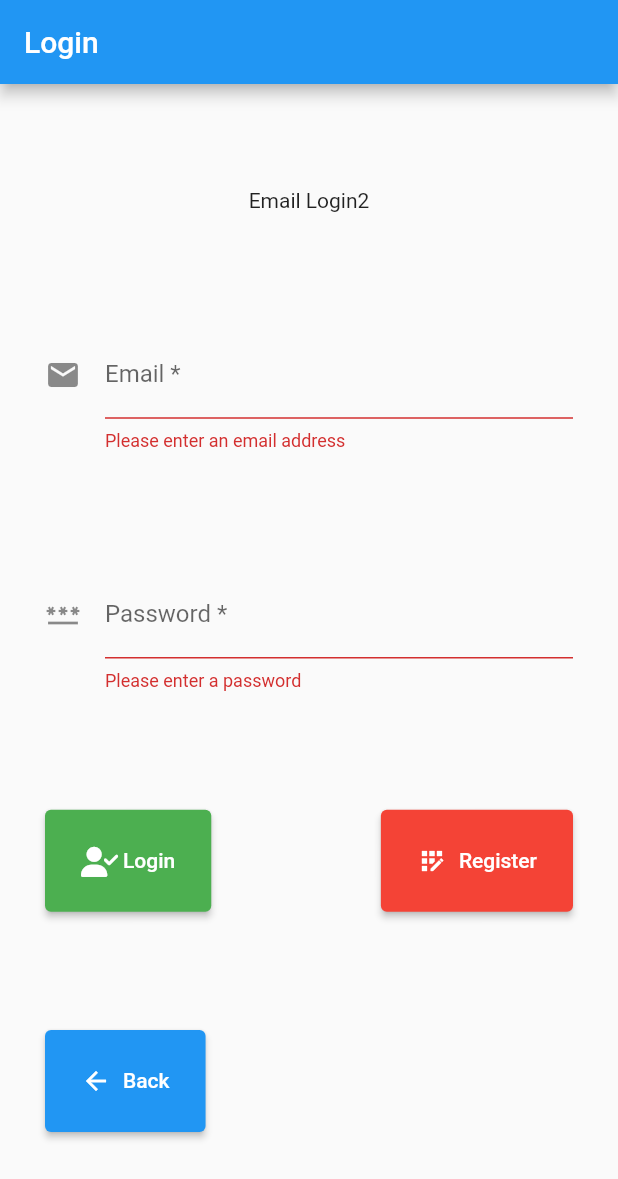
After one commit to mpierce1988/SwipeAndRescue, a Flutter app: the screen it shows after launch, after a tap on "Sign in with Email", after a tap on "Login", on a phone screen of 412 x 824 dp. The commit adds this screen. Shown: the top 1179 px of the screen. Run offline on Flutter 3.47's test engine with Material 2 defaults, Android fonts, the phone set to English and light mode, and no system bars; our stand-ins replace firebase_auth, firebase_core, font_awesome_flutter, google_sign_in; accounts and stored records are empty.

Commit message:
Email sign in and registration now complete

```diff
--- a/lib/controllers/authenticate_controller.dart
+++ b/lib/controllers/authenticate_controller.dart
@@ -1,27 +1,51 @@
 import 'package:firebase_auth/firebase_auth.dart';
-import 'package:flutter/cupertino.dart';
+import 'package:flutter/material.dart';
 import 'package:swipeandrescue/models/login_state.dart';
 import 'package:swipeandrescue/models/user_auth_info.dart';
 import 'package:swipeandrescue/services/auth_service.dart';
 
 class AuthenticateController extends ChangeNotifier {
-  LoginState _loginState = LoginState.options;
-
-  AuthenticationService authService = AuthenticationService();
-  User? _user;
-  late Stream _userStream;
-  User? get user => _user;
-  Stream get userStream => _userStream;
-
+  /// Constructor sets the user and userStream variables from authService
   AuthenticateController() {
     _user = authService.user;
     _userStream = authService.userStream;
   }
 
+  LoginState _loginState = LoginState.options;
+  final PageController _pageController = PageController(
+    initialPage: 0,
+  );
+  User? _user;
+  late Stream _userStream;
+
+  final TextEditingController emailLoginTextController =
+      TextEditingController();
+  final TextEditingController passwordLoginTextController =
+      TextEditingController();
+  final TextEditingController emailRegistrationTextController =
+      TextEditingController();
+  final TextEditingController password1RegistrationTextController =
+      TextEditingController();
+  final TextEditingController password2RegistrationTextController =
+      TextEditingController();
+
+  AuthenticationService authService = AuthenticationService();
+
+  User? get user => _user;
+  Stream get userStream => _userStream;
+  PageController get pageController => _pageController;
+
   LoginState get loginState => _loginState;
   set loginState(LoginState newLoginState) {
     _loginState = newLoginState;
     notifyListeners();
+  }
+
+  @override
+  void dispose() {
+    _pageController.dispose();
+
+    super.dispose();
   }
 
   /// Sign In/Authenticate with Google
@@ -32,10 +56,17 @@ class AuthenticateController extends ChangeNotifier {
   }
 
   // Sign In/Authenticate with an email address and password
-  Future<void> authenticateWithEmail(String email, String password) async {
-    UserAuthInfo info =
-        await authService.authenticateWithEmail(email, password);
+  Future<void> authenticateWithEmail() async {
+    UserAuthInfo info = await authService.authenticateWithEmail(
+        emailLoginTextController.text, passwordLoginTextController.text);
     _authenticationCheck(info);
+  }
+
+  /// Registers a user with email and password
+  Future<void> registerWithEmail() async {
+    UserAuthInfo info = await authService.registerNewEmailUser(
+        emailRegistrationTextController.text,
+        password1RegistrationTextController.text);
   }
 
   /// Sign in anonymously as a guest
@@ -47,8 +78,57 @@ class AuthenticateController extends ChangeNotifier {
 
   /// Switches the state to emailLogin and notifies listeners
   switchToEmailLogin() {
-    _loginState = LoginState.emailLogin;
-    notifyListeners();
+    loginState = LoginState.emailLogin;
+    _pageController.animateToPage(
+      1,
+      curve: Curves.easeOutQuad,
+      duration: const Duration(milliseconds: 500),
+    );
+  }
+
+  /// Switches the state to emailRegistration and notifies the listeners
+  switchToEmailRegistration() {
+    loginState = LoginState.emailRegistration;
+    _pageController.animateToPage(
+      2,
+      curve: Curves.easeOutQuad,
+      duration: const Duration(milliseconds: 500),
+    );
+  }
+
+  String? validateEmailAddress(String? value) {
+    if (value == null || value.isEmpty) {
+      return 'Please enter an email address';
+    }
+    bool emailValid = RegExp(
+            r"^[a-zA-Z0-9.a-zA-Z0-9.!#$%&'*+-/=?^_`{|}~]+@[a-zA-Z0-9]+\.[a-zA-Z]+")
+        .hasMatch(value);
+    if (!emailValid) {
+      return 'Please enter a valid email address';
+    }
+
+    return null;
+  }
+
+  String? validatePassword(String? value) {
+    if (value == null || value.isEmpty) {
+      return 'Please enter a password';
+    }
+
+    if (value.length < 6) {
+      return 'Please enter a longer password (minimum 6 characters)';
+    }
+
+    return null;
+  }
+
+  switchToLoginOptions() async {
+    loginState = LoginState.options;
+    await _pageController.animateToPage(
+      0,
+      curve: Curves.easeOutQuad,
+      duration: const Duration(milliseconds: 500),
+    );
   }
 
   /// Signs out of current user
@@ -62,12 +142,12 @@ class AuthenticateController extends ChangeNotifier {
     // if user is null, authentication failed
     if (info.user == null) {
       _loginState = LoginState.authenticationFailed;
-      notifyListeners();
+
       Future<void>.delayed(
         const Duration(milliseconds: 200),
       );
-      _loginState = LoginState.options;
-      notifyListeners();
+      switchToLoginOptions();
+
       return;
     }
 
--- a/lib/main.dart
+++ b/lib/main.dart
@@ -4,7 +4,7 @@ import 'package:provider/provider.dart';
 import 'package:swipeandrescue/controllers/authenticate_controller.dart';
 import 'package:swipeandrescue/firebase_options.dart';
 import 'package:swipeandrescue/services/auth_service.dart';
-import 'package:swipeandrescue/views/authenticate_screen.dart';
+import 'package:swipeandrescue/views/authenticate/authenticate_screen.dart';
 import 'package:swipeandrescue/views/home_screen.dart';
 
 void main() async {
--- a/lib/repository/user/firebase_user_repository.dart
+++ b/lib/repository/user/firebase_user_repository.dart
@@ -80,4 +80,23 @@ class FirebaseUserRepository implements UserRepository {
   Future<void> signOut() async {
     await FirebaseAuth.instance.signOut();
   }
+
+  @override
+  Future<UserAuthInfo> registerNewEmailUser(
+      String email, String password) async {
+    try {
+      UserCredential userCredential = await FirebaseAuth.instance
+          .createUserWithEmailAndPassword(email: email, password: password);
+      _user = FirebaseAuth.instance.currentUser;
+      _userStream = FirebaseAuth.instance.authStateChanges();
+      return UserAuthInfo(user: user, userStream: userStream);
+    } on FirebaseException catch (e) {
+      if (e.code == 'weak-password') {
+        debugPrint('The password provided is too weak.');
+      } else if (e.code == 'email-already-in-use') {
+        debugPrint('An account already exists for that email.');
+      }
+      return UserAuthInfo();
+    }
+  }
 }
--- a/lib/repository/user/user_repository.dart
+++ b/lib/repository/user/user_repository.dart
@@ -21,6 +21,12 @@ abstract class UserRepository {
     return UserAuthInfo();
   }
 
+  Future<UserAuthInfo> registerNewEmailUser(
+      String email, String password) async {
+    await Future.delayed(const Duration(milliseconds: 200));
+    return UserAuthInfo();
+  }
+
   Future<void> signOut() async {
     await FirebaseAuth.instance.signOut();
   }
--- a/lib/services/auth_service.dart
+++ b/lib/services/auth_service.dart
@@ -35,6 +35,14 @@ class AuthenticationService {
     return info;
   }
 
+  Future<UserAuthInfo> registerNewEmailUser(
+      String email, String password) async {
+    UserAuthInfo info =
+        await _userRepository.registerNewEmailUser(email, password);
+
+    return info;
+  }
+
   Future<UserAuthInfo> continueAsGuest() async {
     UserAuthInfo info = await _userRepository.continueAsGuest();
     return info;
--- /dev/null
+++ b/lib/views/authenticate/authenticate_screen.dart
@@ -0,0 +1,38 @@
+import 'package:flutter/material.dart';
+import 'package:provider/provider.dart';
+import 'package:swipeandrescue/controllers/authenticate_controller.dart';
+import 'package:swipeandrescue/models/login_state.dart';
+import 'package:swipeandrescue/views/authenticate/email_login_page.dart';
+import 'package:swipeandrescue/views/authenticate/email_registration_page.dart';
+import 'package:swipeandrescue/views/authenticate/login_page.dart';
+import 'package:swipeandrescue/views/home_screen.dart';
+
+class AuthenticationScreen extends StatelessWidget {
+  const AuthenticationScreen({Key? key}) : super(key: key);
+
+  @override
+  Widget build(BuildContext context) {
+    AuthenticateController authController =
+        Provider.of<AuthenticateController>(context);
+
+    if (authController.loginState == LoginState.authenticationSuccessful) {
+      return const HomeScreen();
+    }
+
+    // else, its the options menu
+    return Scaffold(
+      appBar: AppBar(
+        title: const Text('Login'),
+      ),
+      body: PageView(
+        physics: const NeverScrollableScrollPhysics(),
+        controller: authController.pageController,
+        children: [
+          const LoginPage(),
+          EmailLoginPage(),
+          const EmailRegistrationPage(),
+        ],
+      ),
+    );
+  }
+}
--- /dev/null
+++ b/lib/views/authenticate/email_login_page.dart
@@ -0,0 +1,76 @@
+import 'package:flutter/material.dart';
+import 'package:font_awesome_flutter/font_awesome_flutter.dart';
+import 'package:provider/provider.dart';
+import 'package:swipeandrescue/controllers/authenticate_controller.dart';
+import 'package:swipeandrescue/widgets/login_button.dart';
+
+class EmailLoginPage extends StatelessWidget {
+  EmailLoginPage({Key? key}) : super(key: key);
+
+  final _formKey = GlobalKey<FormState>();
+
+  @override
+  Widget build(BuildContext context) {
+    AuthenticateController authController =
+        Provider.of<AuthenticateController>(context);
+
+    return Padding(
+      padding: const EdgeInsets.all(30),
+      child: Form(
+          key: _formKey,
+          child: Column(
+            mainAxisAlignment: MainAxisAlignment.spaceAround,
+            crossAxisAlignment: CrossAxisAlignment.start,
+            children: [
+              const Center(child: Text('Email Login2')),
+              TextFormField(
+                keyboardType: TextInputType.emailAddress,
+                decoration: const InputDecoration(
+                    icon: Icon(Icons.email),
+                    hintText: 'Please enter your email',
+                    labelText: 'Email *'),
+                controller: authController.emailLoginTextController,
+                validator: (value) {
+                  return authController.validateEmailAddress(value);
+                },
+              ),
+              TextFormField(
+                  obscureText: true,
+                  decoration: const InputDecoration(
+                      icon: Icon(Icons.password),
+                      hintText: 'Please enter your Password',
+                      labelText: 'Password *'),
+                  controller: authController.passwordLoginTextController,
+                  validator: (value) {
+                    return authController.validatePassword(value);
+                  }),
+              Row(
+                mainAxisAlignment: MainAxisAlignment.spaceBetween,
+                children: [
+                  LoginButton(
+                      color: Colors.green,
+                      icon: FontAwesomeIcons.userCheck,
+                      text: "Login",
+                      loginMethod: () {
+                        if (_formKey.currentState!.validate()) {
+                          authController.authenticateWithEmail();
+                        }
+                      }),
+                  LoginButton(
+                      color: Colors.red,
+                      icon: Icons.app_registration,
+                      text: "Register",
+                      loginMethod: () =>
+                          authController.switchToEmailRegistration()),
+                ],
+              ),
+              LoginButton(
+                  color: Colors.blue,
+                  icon: Icons.adaptive.arrow_back,
+                  text: "Back",
+                  loginMethod: authController.switchToLoginOptions),
+            ],
+          )),
+    );
+  }
+}
--- /dev/null
+++ b/lib/views/authenticate/email_registration_page.dart
@@ -0,0 +1,88 @@
+import 'package:flutter/material.dart';
+import 'package:provider/provider.dart';
+import 'package:swipeandrescue/controllers/authenticate_controller.dart';
+import 'package:swipeandrescue/widgets/login_button.dart';
+
+class EmailRegistrationPage extends StatelessWidget {
+  const EmailRegistrationPage({Key? key}) : super(key: key);
+
+  @override
+  Widget build(BuildContext context) {
+    AuthenticateController authController =
+        Provider.of<AuthenticateController>(context);
+
+    final formKey = GlobalKey<FormState>();
+
+    return Flexible(
+      child: Padding(
+        padding: const EdgeInsets.all(30),
+        child: Form(
+            key: formKey,
+            child: Column(
+              mainAxisAlignment: MainAxisAlignment.spaceAround,
+              crossAxisAlignment: CrossAxisAlignment.start,
+              children: [
+                const Center(child: Text('Email Registration')),
+                TextFormField(
+                  decoration: const InputDecoration(
+                      icon: Icon(Icons.email),
+                      hintText: 'Please enter your email',
+                      labelText: 'Email *'),
+                  controller: authController.emailRegistrationTextController,
+                  validator: (value) {
+                    return authController.validateEmailAddress(value);
+                  },
+                ),
+                TextFormField(
+                    obscureText: true,
+                    decoration: const InputDecoration(
+                        icon: Icon(Icons.password),
+                        hintText: 'Please enter your Password',
+                        labelText: 'Password *'),
+                    controller:
+                        authController.password1RegistrationTextController,
+                    validator: (value) {
+                      return authController.validatePassword(value);
+                    }),
+                TextFormField(
+                    obscureText: true,
+                    decoration: const InputDecoration(
+                        icon: Icon(Icons.password),
+                        hintText: 'Please re-enter your Password',
+                        labelText: 'Password *'),
+                    controller:
+                        authController.password2RegistrationTextController,
+                    validator: (value) {
+                      if (authController
+                              .password1RegistrationTextController.text !=
+                          authController
+                              .password2RegistrationTextController.text) {
+                        return 'The password fields must match';
+                      }
+                      return authController.validatePassword(value);
+                    }),
+                Row(
+                  mainAxisAlignment: MainAxisAlignment.spaceBetween,
+                  children: [
+                    LoginButton(
+                        color: Colors.blue,
+                        icon: Icons.adaptive.arrow_back,
+                        text: "Back",
+                        loginMethod: authController.switchToLoginOptions),
+                    LoginButton(
+                        color: Colors.red,
+                        icon: Icons.app_registration,
+                        text: "Register",
+                        loginMethod: () {
+                          if (formKey.currentState!.validate()) {
+                            authController.registerWithEmail();
+                          }
+                        }),
+                  ],
+                ),
+              ],
+            )),
+      ),
+    );
+  }
+}
--- /dev/null
+++ b/lib/views/authenticate/login_page.dart
@@ -0,0 +1,46 @@
+import 'package:flutter/material.dart';
+import 'package:font_awesome_flutter/font_awesome_flutter.dart';
+import 'package:provider/provider.dart';
+import 'package:swipeandrescue/controllers/authenticate_controller.dart';
+import 'package:swipeandrescue/widgets/login_button.dart';
+
+class LoginPage extends StatelessWidget {
+  const LoginPage({Key? key}) : super(key: key);
+
+  @override
+  Widget build(BuildContext context) {
+    AuthenticateController authController =
+        Provider.of<AuthenticateController>(context);
+    return Padding(
+      padding: const EdgeInsets.all(30),
+      child: Column(
+          mainAxisAlignment: MainAxisAlignment.spaceAround,
+          crossAxisAlignment: CrossAxisAlignment.center,
+          children: [
+            const Center(
+              child: FlutterLogo(
+                size: 200,
+              ),
+            ),
+            const SizedBox(
+              height: 20,
+            ),
+            LoginButton(
+                color: Colors.blue,
+                icon: FontAwesomeIcons.google,
+                text: 'Sign in with Google',
+                loginMethod: authController.authenticateWithGoogle),
+            LoginButton(
+                color: Colors.red,
+                icon: Icons.email,
+                text: 'Sign in with Email',
+                loginMethod: authController.switchToEmailLogin),
+            LoginButton(
+                color: Colors.green,
+                icon: FontAwesomeIcons.userNinja,
+                text: 'Continue as Guest',
+                loginMethod: authController.continueAsGuest),
+          ]),
+    );
+  }
+}
--- a/lib/views/authenticate_screen.dart
+++ /dev/null
@@ -1,54 +0,0 @@
-import 'package:flutter/material.dart';
-import 'package:font_awesome_flutter/font_awesome_flutter.dart';
-import 'package:provider/provider.dart';
-import 'package:swipeandrescue/controllers/authenticate_controller.dart';
-import 'package:swipeandrescue/models/login_state.dart';
-import 'package:swipeandrescue/views/home_screen.dart';
-import 'package:swipeandrescue/widgets/login_button.dart';
-
-class AuthenticationScreen extends StatelessWidget {
-  const AuthenticationScreen({Key? key}) : super(key: key);
-
-  @override
-  Widget build(BuildContext context) {
-    AuthenticateController authController =
-        Provider.of<AuthenticateController>(context);
-
-    if (authController.loginState == LoginState.authenticationSuccessful) {
-      return const HomeScreen();
-    }
-
-    // else, its the options menu
-    return Scaffold(
-      appBar: AppBar(
-        title: const Text('Login'),
-      ),
-      body: Padding(
-        padding: const EdgeInsets.all(30),
-        child: Column(
-            mainAxisAlignment: MainAxisAlignment.spaceAround,
-            crossAxisAlignment: CrossAxisAlignment.center,
-            children: [
-              const Center(
-                child: FlutterLogo(
-                  size: 200,
-                ),
-              ),
-              const SizedBox(
-                height: 20,
-              ),
-              LoginButton(
-                  color: Colors.blue,
-                  icon: FontAwesomeIcons.google,
-                  text: 'Sign in with Google',
-                  loginMethod: authController.authenticateWithGoogle),
-              LoginButton(
-                  color: Colors.green,
-                  icon: FontAwesomeIcons.userNinja,
-                  text: 'Continue as Guest',
-                  loginMethod: authController.continueAsGuest),
-            ]),
-      ),
-    );
-  }
-}
```
